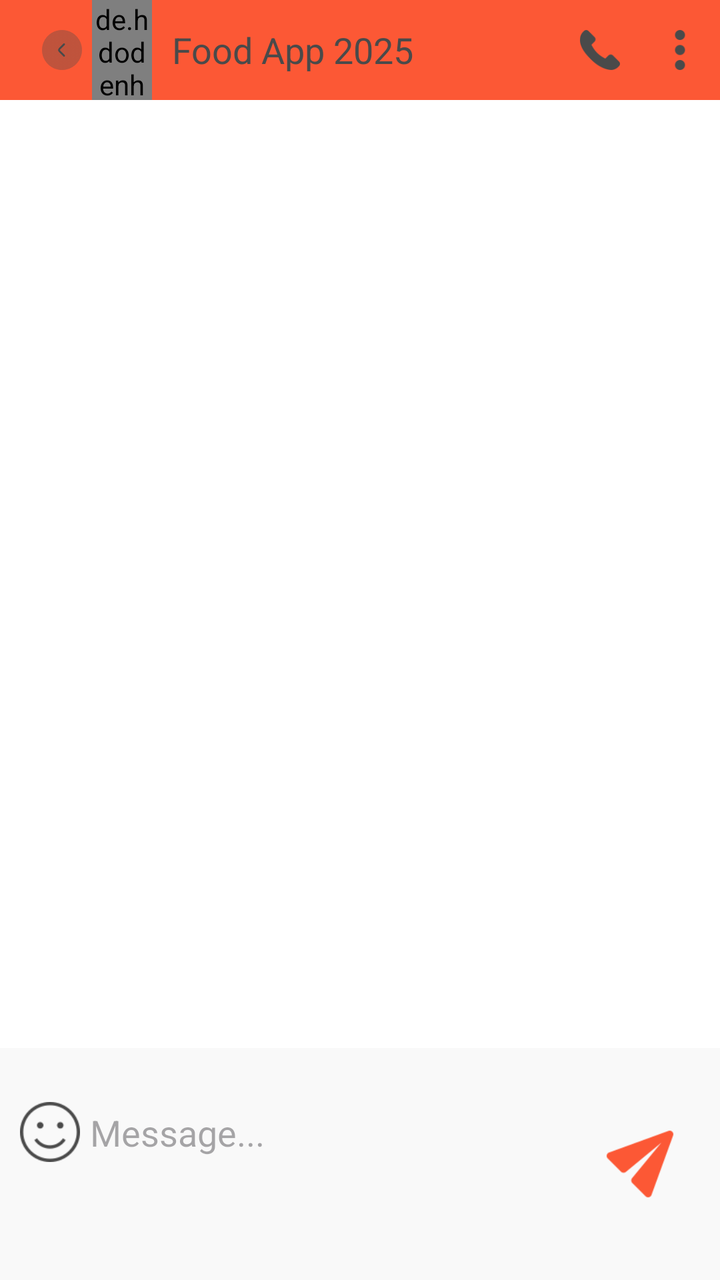
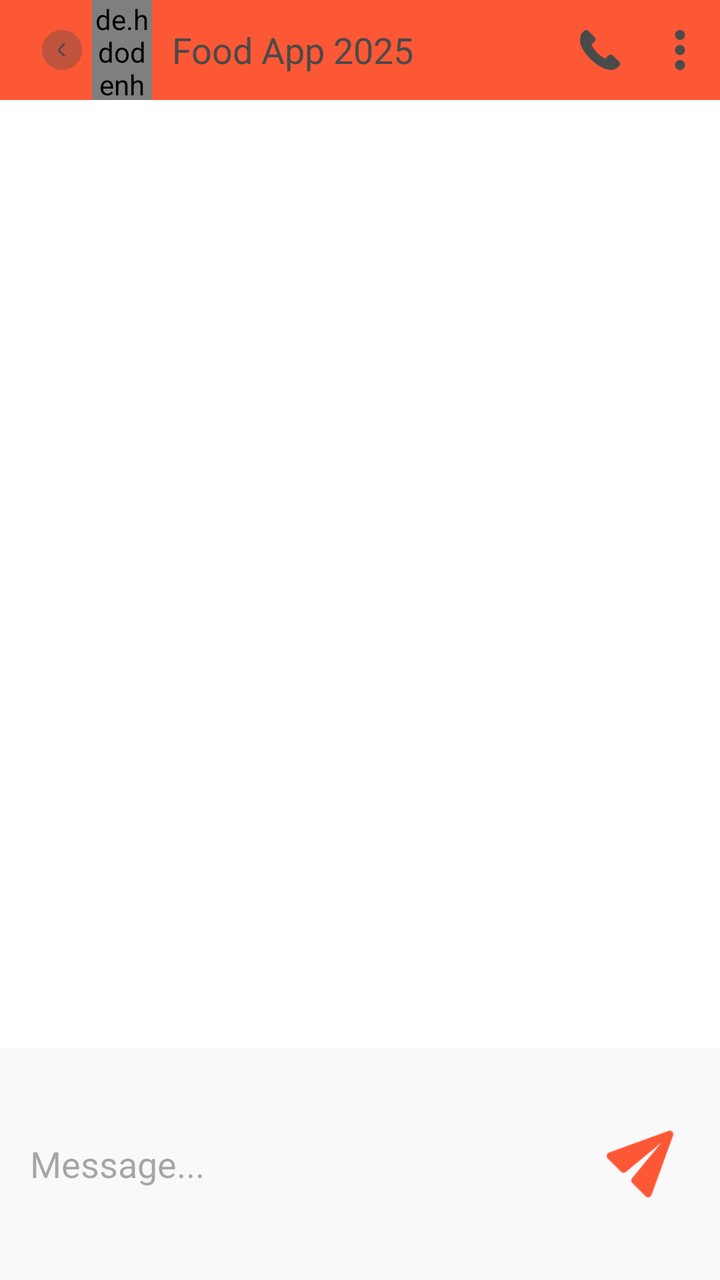

Before-and-after screenshots of an Android layout around one commit, followed by the original layout XML and the change that was made.
<!-- AndroidManifest.xml: application theme Theme.Material3.Light.NoActionBar -->
<!-- res/layout/fragment_chatbox.xml -->
<?xml version="1.0" encoding="utf-8"?>
<LinearLayout xmlns:android="http://schemas.android.com/apk/res/android"
    xmlns:app="http://schemas.android.com/apk/res-auto"
    xmlns:tools="http://schemas.android.com/tools"
    android:layout_width="match_parent"
    android:layout_height="match_parent"
    android:background="#ffffff"
    android:orientation="vertical"
    android:layout_marginTop="30dp"
    android:clickable="true"
    android:focusableInTouchMode="true"
    tools:context=".ui.fragment.ChatFragment">

    
    <androidx.appcompat.widget.Toolbar
        android:layout_width="match_parent"
        android:layout_height="50dp"
        android:background="@color/orange">

        <LinearLayout
            android:layout_width="match_parent"
            android:layout_height="match_parent"
            android:orientation="horizontal">

            <ImageView
                android:id="@+id/backBtn"
                android:layout_width="30dp"
                android:layout_height="wrap_content"
                android:padding="5dp"
                android:src="@drawable/back"
                app:tint="#4a4a4a" />

            <de.hdodenhof.circleimageview.CircleImageView xmlns:app="http://schemas.android.com/apk/res-auto"
                android:id="@+id/profile_image"
                android:layout_width="30dp"
                android:layout_height="match_parent"
                android:src="@drawable/pizza"
                app:civ_border_color="#FF000000"
                app:civ_border_width="0dp" />

            <TextView
                android:layout_width="wrap_content"
                android:layout_height="match_parent"
                android:layout_marginLeft="10dp"
                android:gravity="center"
                android:text="Food App 2025"
                android:textColor="#4a4a4a"
                android:textSize="18sp" />

            <LinearLayout
                android:layout_width="match_parent"
                android:layout_height="match_parent"
                android:gravity="end">

                <ImageView
                    android:layout_width="40dp"
                    android:layout_height="match_parent"
                    android:padding="10dp"
                    android:src="@drawable/phone"
                    app:tint="#4a4a4a" />

                <ImageView
                    android:layout_width="40dp"
                    android:layout_height="match_parent"
                    android:padding="10dp"
                    android:src="@drawable/menu64"
                    app:tint="#4a4a4a" />
            </LinearLayout>
        </LinearLayout>
    </androidx.appcompat.widget.Toolbar>

    
    <RelativeLayout
        android:layout_width="match_parent"
        android:layout_height="0dp"
        android:layout_weight="1">

        <androidx.recyclerview.widget.RecyclerView
            android:id="@+id/recycler_view"
            android:layout_width="match_parent"
            android:layout_height="match_parent" />
    </RelativeLayout>

    
    <LinearLayout
        android:layout_width="match_parent"
        android:layout_height="wrap_content"
        android:orientation="horizontal"
        android:background="#F9F9F9"
        android:padding="10dp">

        <ImageView
            android:layout_width="30dp"
            android:layout_height="wrap_content"
            android:src="@drawable/emoji"
            app:tint="#4a4a4a" />

        <EditText
            android:id="@+id/messageET"
            android:layout_width="0dp"
            android:layout_height="wrap_content"
            android:layout_marginLeft="5dp"
            android:layout_marginTop="20dp"
            android:layout_weight="1"
            android:background="@null"
            android:hint="Message..."
            android:maxLines="2" />

        <ImageView
            android:id="@+id/sendBtn"
            android:layout_width="40dp"
            android:layout_height="wrap_content"
            android:layout_marginRight="10dp"
            android:src="@drawable/send"
            app:tint="@color/orange" />
    </LinearLayout>

</LinearLayout>
<!-- resources referenced by this layout -->
<resources>
  <color name="orange">#FC5835</color>
  <!-- drawable back: png bitmap (drawable-hdpi, 1301 bytes) -->
  <!-- drawable emoji: png bitmap (drawable, 1707 bytes) -->
  <!-- drawable menu64: png bitmap (drawable, 544 bytes) -->
  <!-- drawable phone: png bitmap (drawable, 976 bytes) -->
  <!-- drawable pizza: png bitmap (drawable-hdpi, 327904 bytes) -->
  <!-- drawable send: png bitmap (drawable, 1330 bytes) -->
</resources>

<!-- the commit's change to res/layout/fragment_chatbox.xml (unified diff, before → after) -->
@@ -1,21 +1,23 @@
 <?xml version="1.0" encoding="utf-8"?>
-<LinearLayout xmlns:android="http://schemas.android.com/apk/res/android"
+<androidx.constraintlayout.widget.ConstraintLayout
+    xmlns:android="http://schemas.android.com/apk/res/android"
     xmlns:app="http://schemas.android.com/apk/res-auto"
     xmlns:tools="http://schemas.android.com/tools"
     android:layout_width="match_parent"
     android:layout_height="match_parent"
     android:background="#ffffff"
-    android:orientation="vertical"
-    android:layout_marginTop="30dp"
     android:clickable="true"
     android:focusableInTouchMode="true"
-    tools:context=".ui.fragment.ChatFragment">
+    android:fitsSystemWindows="true" tools:context=".ui.fragment.ChatFragment">
 
-    
     <androidx.appcompat.widget.Toolbar
-        android:layout_width="match_parent"
+        android:id="@+id/toolbar"
+        android:layout_width="0dp"
         android:layout_height="50dp"
-        android:background="@color/orange">
+        android:background="@color/orange"
+        app:layout_constraintTop_toTopOf="parent"
+        app:layout_constraintStart_toStartOf="parent"
+        app:layout_constraintEnd_toEndOf="parent">
 
         <LinearLayout
             android:layout_width="match_parent"
@@ -30,7 +32,7 @@
                 android:src="@drawable/back"
                 app:tint="#4a4a4a" />
 
-            <de.hdodenhof.circleimageview.CircleImageView xmlns:app="http://schemas.android.com/apk/res-auto"
+            <de.hdodenhof.circleimageview.CircleImageView
                 android:id="@+id/profile_image"
                 android:layout_width="30dp"
                 android:layout_height="match_parent"
@@ -69,38 +71,23 @@
         </LinearLayout>
     </androidx.appcompat.widget.Toolbar>
 
-    
-    <RelativeLayout
-        android:layout_width="match_parent"
-        android:layout_height="0dp"
-        android:layout_weight="1">
-
-        <androidx.recyclerview.widget.RecyclerView
-            android:id="@+id/recycler_view"
-            android:layout_width="match_parent"
-            android:layout_height="match_parent" />
-    </RelativeLayout>
-
-    
     <LinearLayout
-        android:layout_width="match_parent"
+        android:id="@+id/inputLayout"
+        android:layout_width="0dp"
         android:layout_height="wrap_content"
         android:orientation="horizontal"
         android:background="#F9F9F9"
-        android:padding="10dp">
-
-        <ImageView
-            android:layout_width="30dp"
-            android:layout_height="wrap_content"
-            android:src="@drawable/emoji"
-            app:tint="#4a4a4a" />
+        android:padding="10dp"
+        android:gravity="center_vertical"
+        app:layout_constraintBottom_toBottomOf="parent"
+        app:layout_constraintStart_toStartOf="parent"
+        app:layout_constraintEnd_toEndOf="parent">
 
         <EditText
             android:id="@+id/messageET"
             android:layout_width="0dp"
             android:layout_height="wrap_content"
             android:layout_marginLeft="5dp"
-            android:layout_marginTop="20dp"
             android:layout_weight="1"
             android:background="@null"
             android:hint="Message..."
@@ -115,4 +102,13 @@
             app:tint="@color/orange" />
     </LinearLayout>
 
-</LinearLayout>
+    <androidx.recyclerview.widget.RecyclerView
+        android:id="@+id/recycler_view"
+        android:layout_width="0dp"
+        android:layout_height="0dp"
+        app:layout_constraintTop_toBottomOf="@id/toolbar"
+        app:layout_constraintBottom_toTopOf="@id/inputLayout"
+        app:layout_constraintStart_toStartOf="parent"
+        app:layout_constraintEnd_toEndOf="parent" />
+
+</androidx.constraintlayout.widget.ConstraintLayout>
<!-- resource entries referenced after the edit -->
@@ -2,7 +2,6 @@
 <resources>
   <color name="orange">#FC5835</color>
   <!-- drawable back: png bitmap (drawable-hdpi, 1301 bytes) -->
-  <!-- drawable emoji: png bitmap (drawable, 1707 bytes) -->
   <!-- drawable menu64: png bitmap (drawable, 544 bytes) -->
   <!-- drawable phone: png bitmap (drawable, 976 bytes) -->
   <!-- drawable pizza: png bitmap (drawable-hdpi, 327904 bytes) -->
